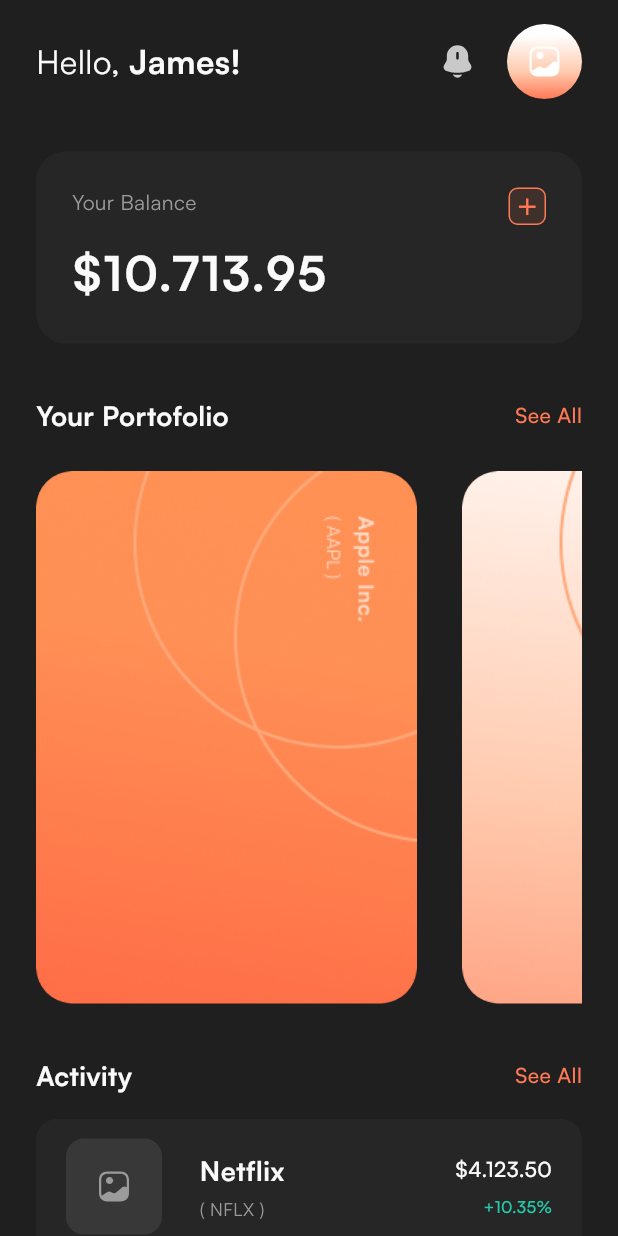
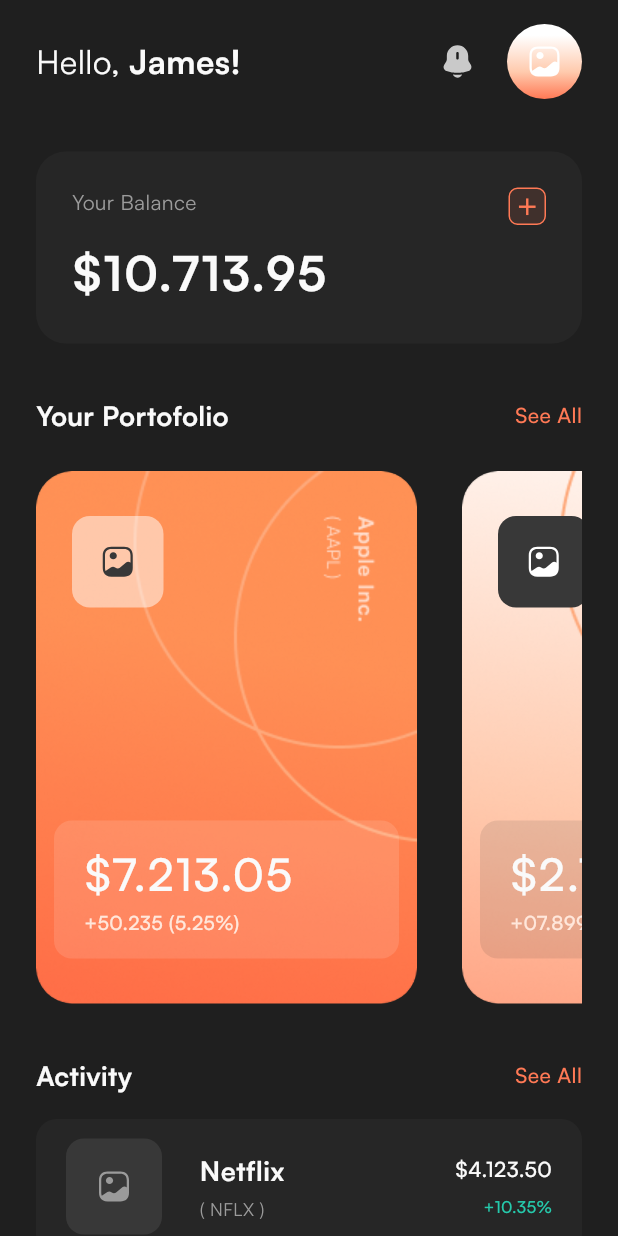
Before and after one commit to SherazAli-67/finance-ui, a Flutter app: the HomeScreen screen opened by its route, on a phone screen of 412 x 824 dp. Run offline on Flutter 3.47's test engine with Material 3 defaults, Android fonts, the phone set to English and light mode, and no system bars; our stand-ins replace flutter_svg, go_router.

Commit message:
Finance UI - Development
1. Portfolio cards UI updated

```diff
--- a/lib/core/app_data.dart
+++ b/lib/core/app_data.dart
@@ -25,6 +25,7 @@ class AppData {
       amount: '\$2.789.00',
       gain: '+07.899 (2.25%)',
       image: AppIcons.cardImg2,
+      isLight: true,
     ),
   ];
 
--- a/lib/core/models/portfolio_item.dart
+++ b/lib/core/models/portfolio_item.dart
@@ -5,6 +5,7 @@ class PortfolioItem {
   final String amount;
   final String gain;
   final String image;
+  final bool isLight;
 
   const PortfolioItem({
     required this.id,
@@ -13,5 +14,6 @@ class PortfolioItem {
     required this.amount,
     required this.gain,
     required this.image,
+    this.isLight = false,
   });
 }
--- a/lib/presentation/widgets/portfolio_card.dart
+++ b/lib/presentation/widgets/portfolio_card.dart
@@ -1,5 +1,9 @@
+import 'package:finance_ui/core/app_colors.dart';
+import 'package:finance_ui/core/app_icons.dart';
+import 'package:finance_ui/core/app_textstyles.dart';
 import 'package:finance_ui/core/models/portfolio_item.dart';
 import 'package:flutter/material.dart';
+import 'package:flutter_svg/flutter_svg.dart';
 
 class PortfolioCard extends StatelessWidget {
   final PortfolioItem item;
@@ -17,7 +21,52 @@ class PortfolioCard extends StatelessWidget {
       onTap: onTap,
       child: ClipRRect(
         borderRadius: .circular(24),
-        child: Image.asset(item.image, width: 254, height: 355, fit: .cover,),
+        child: SizedBox(
+          width: 254,
+          height: 355,
+          child: Stack(
+            children: [
+              Positioned.fill(
+                child: Image.asset(item.image, fit: .cover,),
+              ),
+              Positioned(
+                left: 24,
+                top: 30,
+                child: Container(
+                  width: 61,
+                  height: 61,
+                  alignment: .center,
+                  decoration: BoxDecoration(
+                    color: item.isLight ? AppColors.iconDarkColor : AppColors.whiteColor.withValues(alpha: 0.5),
+                    borderRadius: .circular(12),
+                  ),
+                  child: SvgPicture.asset(AppIcons.icGallery, width: 24, height: 24, colorFilter: .mode(item.isLight ? AppColors.whiteColor : AppColors.iconDarkColor, .srcIn),),
+                ),
+              ),
+              Positioned(
+                left: 12,
+                right: 12,
+                bottom: 30,
+                child: Container(
+                  width: double.infinity,
+                  padding: .symmetric(horizontal: 20, vertical: 14),
+                  decoration: BoxDecoration(
+                    color: item.isLight ? AppColors.glassDarkColor : AppColors.glassLightColor,
+                    borderRadius: .circular(12),
+                  ),
+                  child: Column(
+                    spacing: 2,
+                    crossAxisAlignment: .start,
+                    children: [
+                      Text(item.amount, style: AppTextStyles.cardAmount,),
+                      Text(item.gain, style: AppTextStyles.cardGain,),
+                    ],
+                  ),
+                ),
+              ),
+            ],
+          ),
+        ),
       ),
     );
   }
```
